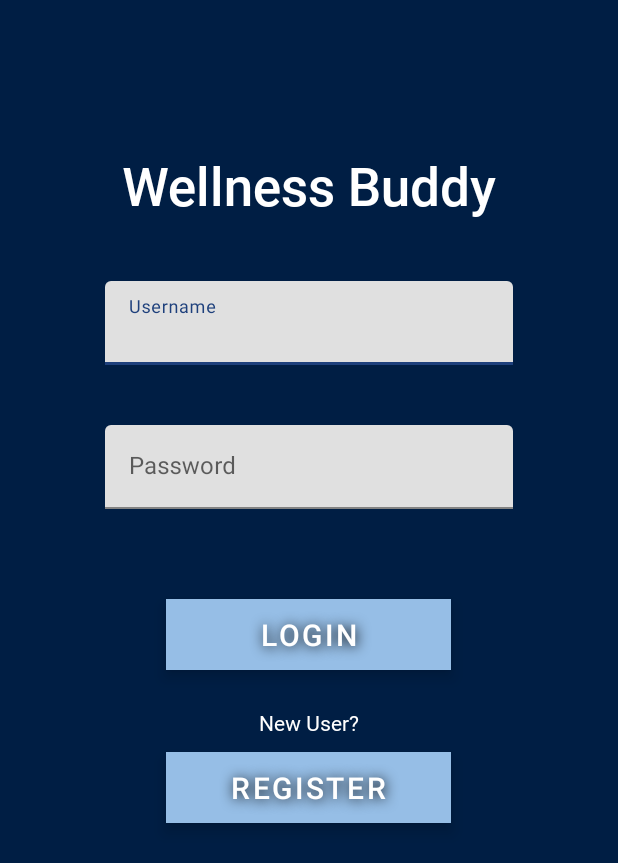
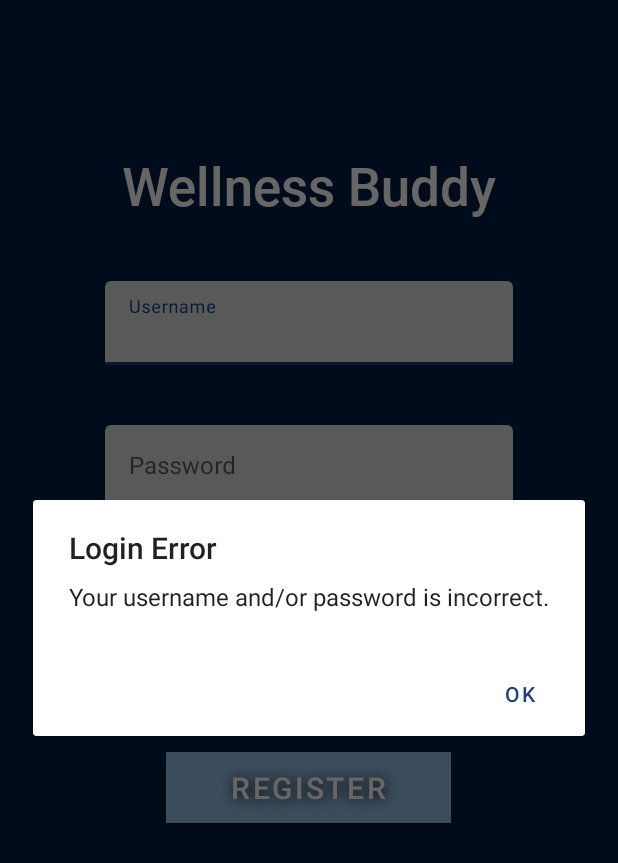
Before and after one commit to NittanyLions42/wellnessbuddy, an Android app: the screen it shows after launch (LoginActivity), after a tap on "LOGIN", on a phone screen of 412 x 824 dp. Shown: the top 863 px of the screen. Run offline under Robolectric (Android 15) with nearby library versions, the phone set to English and light mode, and no system bars; 1 statement that could not run was skipped.

Commit message:
Added pop-up dialogs for login, registration, and logout and checks if username already exists during registration.

```diff
--- a/app/src/main/java/com/example/mainactivity/activities/LoginActivity.kt
+++ b/app/src/main/java/com/example/mainactivity/activities/LoginActivity.kt
@@ -2,13 +2,14 @@ package com.example.mainactivity.activities
 
 //Dialog libraries
 
+
 import android.content.Intent
 import android.os.Bundle
+import androidx.appcompat.app.AlertDialog
 import androidx.appcompat.app.AppCompatActivity
 import com.example.mainactivity.R
 import com.example.mainactivity.databinding.ActivityLoginBinding
 import com.google.android.material.textfield.TextInputEditText
-
 
 class LoginActivity : AppCompatActivity() {
 
@@ -16,71 +17,6 @@ class LoginActivity : AppCompatActivity() {
     // Added binding variable KF 11/22/2023
     private  lateinit var binding: ActivityLoginBinding
 
-    /*@Composable
-    fun AlertDialogExample(
-        onDismissRequest: () -> Unit,
-        onConfirmation: () -> Unit,
-        dialogTitle: String,
-        dialogText: String,
-        icon: ImageVector,
-    ) {
-        AlertDialog(
-            icon = {
-                Icon(icon, contentDescription = "Example Icon")
-            },
-            title = {
-                Text(text = dialogTitle)
-            },
-            text = {
-                Text(text = dialogText)
-            },
-            onDismissRequest = {
-                onDismissRequest()
-            },
-            confirmButton = {
-                TextButton(
-                    onClick = {
-                        onConfirmation()
-                    }
-                ) {
-                    Text("Confirm")
-                }
-            },
-            dismissButton = {
-                TextButton(
-                    onClick = {
-                        onDismissRequest()
-                    }
-                ) {
-                    Text("Dismiss")
-                }
-            }
-        )
-    }
-
-    @Composable
-    fun DialogExamples() {
-        // ...
-
-        val openAlertDialog = remember { mutableStateOf(false) }
-
-        // ...
-        when {
-            // ...
-            openAlertDialog.value -> {
-                AlertDialogExample(
-                    onDismissRequest = { openAlertDialog.value = false },
-                    onConfirmation = {
-                        openAlertDialog.value = false
-                        println("Confirmation registered") // Add logic here to handle confirmation.
-                    },
-                    dialogTitle = "Alert dialog example",
-                    dialogText = "This is an example of an alert dialog with buttons.",
-                    icon = Icons.Default.Info
-                )
-            }
-        }
-    }*/
 
     override fun onCreate(savedInstanceState: Bundle?) {
 
@@ -125,6 +61,8 @@ class LoginActivity : AppCompatActivity() {
                 else
                     startActivity(intentMainActivity)
             }
+            else
+                showLoginError()
             // Now you can use 'username' as a String
 
             // starting the MainActivity KF 11/22/2023
@@ -145,4 +83,18 @@ class LoginActivity : AppCompatActivity() {
 
 
     }
+
+    private fun showLoginError() {
+        val builder = AlertDialog.Builder(this)
+
+        builder.setTitle("Login Error")
+        builder.setMessage("Your username and/or password is incorrect.")
+
+        builder.setPositiveButton("OK") { dialog, _ ->
+            dialog.dismiss()
+        }
+
+        val dialog = builder.create()
+        dialog.show()
+    }
 }
```
Also changed, not shown: app/src/main/java/com/example/mainactivity/activities/FacultyActivity.kt (+17 -1 lines), app/src/main/java/com/example/mainactivity/activities/MainActivity.kt (+18 -3 lines), app/src/main/java/com/example/mainactivity/activities/RegistrationActivity.kt (+25 -3 lines), app/src/main/java/com/example/mainactivity/activities/dbManager.java (+32 -0 lines).
